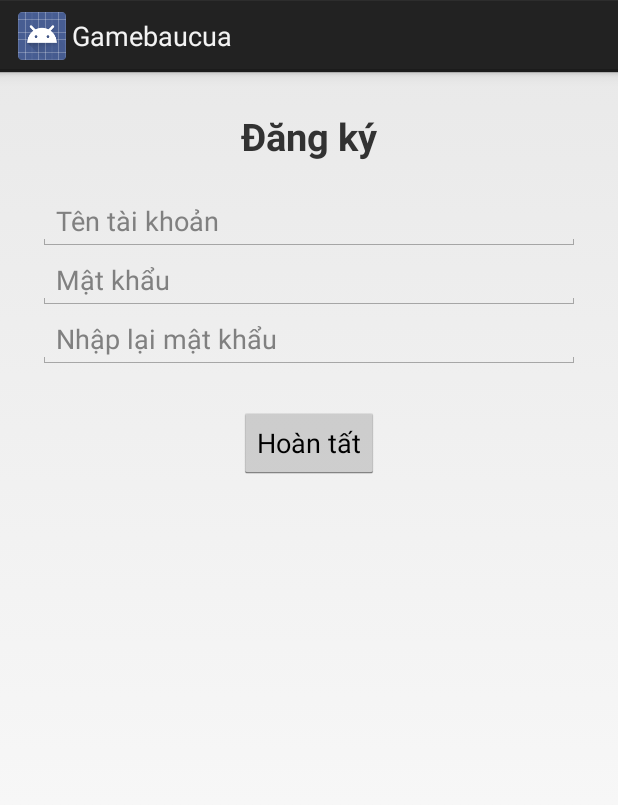
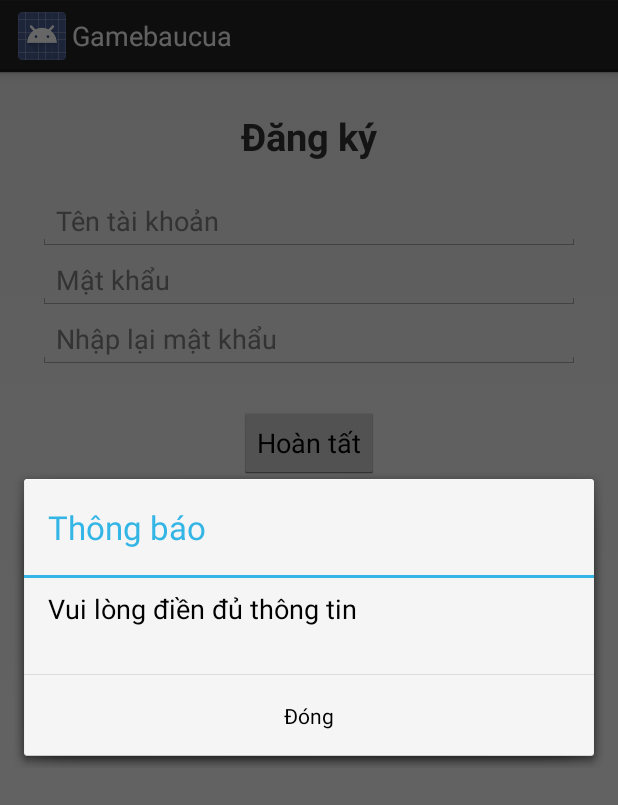
Before and after one commit to ngotinhlam/Game_Bau_Cua, an Android app: the SignUpActivity screen opened directly, with no data from a screen before it, after a tap on "Hoàn tất", on a phone screen of 412 x 824 dp. Shown: the top 805 px of the screen. Run offline under Robolectric (Android 15) with nearby library versions, the phone set to English and light mode, and no system bars; libraries missing offline, so code that uses them is left out: com.github.nkzawa.emitter, com.github.nkzawa.socketio; 3 statements that could not run were skipped.

Commit message:
16/11/2017 [7:09 PM]

```diff
--- /dev/null
+++ b/Gamebaucua/app/src/main/java/com/example/gamebaucua/NotificationDialog.java
@@ -0,0 +1,33 @@
+package com.example.gamebaucua;
+
+import android.app.AlertDialog;
+import android.content.Context;
+import android.content.DialogInterface;
+import android.support.annotation.NonNull;
+
+/**
+ * Created by Thanh Long on 11/16/2017.
+ */
+
+public class NotificationDialog extends AlertDialog {
+
+    AlertDialog.Builder builder;
+
+    public NotificationDialog(@NonNull Context context) {
+        super(context);
+        builder = new Builder(context);
+    }
+
+    public void showMessage(String title, String content) {
+        builder.setTitle(title);
+        builder.setMessage(content);
+        builder.setCancelable(true);
+        builder.setNegativeButton("Đóng", new OnClickListener() {
+            @Override
+            public void onClick(DialogInterface dialogInterface, int i) {
+                dialogInterface.dismiss(); //Đóng dialog
+            }
+        });
+        builder.create().show(); //Hiện dialog
+    }
+}
--- a/Gamebaucua/app/src/main/java/com/example/gamebaucua/SignUpActivity.java
+++ b/Gamebaucua/app/src/main/java/com/example/gamebaucua/SignUpActivity.java
@@ -1,6 +1,7 @@
 package com.example.gamebaucua;
 
 import android.app.Activity;
+import android.app.ProgressDialog;
 import android.support.v7.app.ActionBarActivity;
 import android.os.Bundle;
 import android.support.v7.internal.widget.AppCompatPopupWindow;
@@ -23,15 +24,9 @@ public class SignUpActivity extends Activity implements View.OnClickListener{
 
     EditText etUsername, etPassword, etRetypePassword;
     Button btnSuccess;
-
-    private Socket mSocket;
-    {
-        try {
-            mSocket = IO.socket("http://192.168.1.6:2000");
-        } catch (URISyntaxException e) {
-            Log.d("error", e.getMessage());
-        }
-    }
+    NotificationDialog notificationDialog;
+    ProgressDialog progressDialog;
+    Socket mSocket = LoginActivity.mSocket;
 
     @Override
     protected void onCreate(Bundle savedInstanceState) {
@@ -44,6 +39,10 @@ public class SignUpActivity extends Activity implements View.OnClickListener{
         btnSuccess = (Button) findViewById(R.id.btnSuccessSignUp);
 
         btnSuccess.setOnClickListener(this);
+
+        notificationDialog = new NotificationDialog(this);
+        progressDialog = new ProgressDialog(this);
+        progressDialog.setMessage("Đang xử lý");
 
         mSocket.connect(); //Kết nốt socketio
 
@@ -61,20 +60,25 @@ public class SignUpActivity extends Activity implements View.OnClickListener{
                 String password = etPassword.getText().toString().trim();
                 String retypepassword = etRetypePassword.getText().toString().trim();
                 if (username.equals("") || password.equals("") || retypepassword.equals("")) {
-                    Toast.makeText(this, "Vui lòng điền đủ thông tin", Toast.LENGTH_SHORT).show();
+                    notificationDialog.showMessage("Thông báo", "Vui lòng điền đủ thông tin");
                     return;
                 }
                 if (!password.equals(retypepassword)) {
-                    Toast.makeText(this, "Nhập lại mật khẩu không đúng", Toast.LENGTH_SHORT).show();
+                    notificationDialog.showMessage("Thông báo", "Nhập lại mật khẩu không đúng");
                     return;
                 }
                 JSONObject jsonObject = new JSONObject();
                 try {
                     jsonObject.put("username", username);
                     jsonObject.put("password", password);
+                    //Gọi tới server để đăng ký tài khoản
                     mSocket.emit("sign-up", jsonObject);
+                    progressDialog.show();
                 } catch (JSONException e) {
                     e.printStackTrace();
+                    progressDialog.dismiss();
+                    Log.d("error", e.getMessage());
+                    notificationDialog.showMessage("Thông báo", "Không thể đăng ký, vui lòng thử lại sau");
                 }
                 break;
         }
@@ -89,11 +93,14 @@ public class SignUpActivity extends Activity implements View.OnClickListener{
                 public void run() {
                     JSONObject data = (JSONObject) args[0];
                     try {
-                        String error = data.getString("err");
-                        Toast.makeText(SignUpActivity.this, error, Toast.LENGTH_SHORT).show();
+                        progressDialog.dismiss();
+                        String error = data.getString("error");
+                        notificationDialog.showMessage("Thông báo", error);
                     } catch (JSONException e) {
+                        progressDialog.dismiss();
                         e.printStackTrace();
                         Log.d("error", e.getMessage());
+                        notificationDialog.showMessage("Thông báo", "Không thể đăng ký, vui lòng thử lại sau");
                     }
                 }
             });
@@ -109,14 +116,24 @@ public class SignUpActivity extends Activity implements View.OnClickListener{
                 public void run() {
                     JSONObject data = (JSONObject) args[0];
                     try {
-                        String error = data.getString("success");
-                        Toast.makeText(SignUpActivity.this, error, Toast.LENGTH_SHORT).show();
+                        progressDialog.dismiss();
+                        String success = data.getString("success");
+                        notificationDialog.showMessage("Thông báo", success);
+                        clearInfo();
                     } catch (JSONException e) {
+                        progressDialog.dismiss();
                         e.printStackTrace();
                         Log.d("error", e.getMessage());
+                        notificationDialog.showMessage("Thông báo", "Không thể đăng ký, vui lòng thử lại sau");
                     }
                 }
             });
         }
     };
+
+    public void clearInfo() {
+        etUsername.setText("");
+        etPassword.setText("");
+        etRetypePassword.setText("");
+    }
 }
```
Also changed, not shown: Gamebaucua/app/src/main/java/com/example/gamebaucua/LoginActivity.java (+96 -1 lines), 1619 other files.
